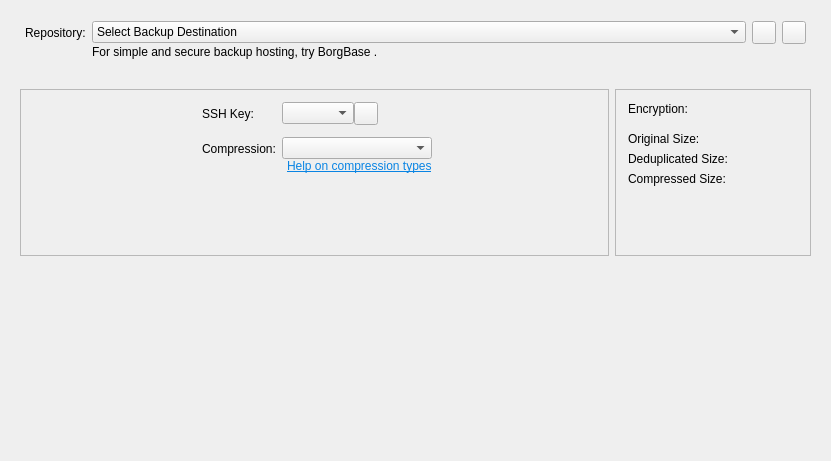
borgbase/vorta, file src/vorta/assets/UI/repotab.ui: the form before one commit.
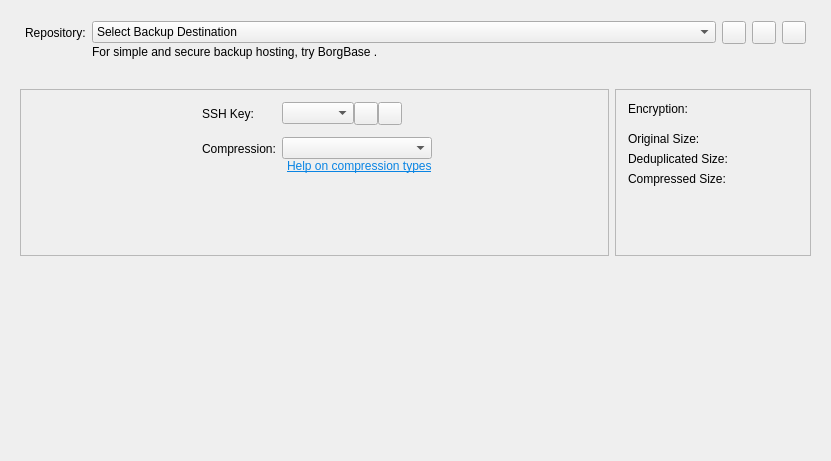
The form after the commit.

Commit message:
Move actions in comboBoxes to buttons.
* src/vorta/assets/UI/repotab.ui : Add `bAddSSHKey` and `bAddRepo`.

* src/vorta/views/repo_tab.py : Move code out of `ssh_select_action` and `repo_select_action` into `add_existing_repo`, `new_repo` and `create_ssh_key`.

* src/vorta/views/repo_tab.py

Patch:
```diff
--- a/src/vorta/assets/UI/repotab.ui
+++ b/src/vorta/assets/UI/repotab.ui
@@ -73,7 +73,7 @@
        </widget>
       </item>
       <item row="0" column="1">
-       <layout class="QGridLayout" name="gridLayout_2" columnstretch="0,0,0" columnminimumwidth="1,0,0">
+       <layout class="QGridLayout" name="gridLayout_2" columnstretch="0,0,0,0" columnminimumwidth="1,0,0,0">
         <property name="leftMargin">
          <number>0</number>
         </property>
@@ -83,6 +83,20 @@
         <property name="verticalSpacing">
          <number>1</number>
         </property>
+        <item row="1" column="0">
+         <widget class="QLabel" name="label_2">
+          <property name="text">
+           <string>&lt;html&gt;&lt;head/&gt;&lt;body&gt;&lt;p&gt;For simple and secure backup hosting, try &lt;a href=&quot;https://www.borgbase.com/?utm_source=vorta&amp;amp;utm_medium=app&quot;&gt;&lt;span style=&quot; text-decoration: underline; color:#0984e3;&quot;&gt;BorgBase&lt;/span&gt;&lt;/a&gt;.&lt;/p&gt;&lt;/body&gt;&lt;/html&gt;</string>
+          </property>
+         </widget>
+        </item>
+        <item row="0" column="3">
+         <widget class="QToolButton" name="copyURLbutton">
+          <property name="toolTip">
+           <string>Copy to clipboard</string>
+          </property>
+         </widget>
+        </item>
         <item row="0" column="0">
          <widget class="QComboBox" name="repoSelector">
           <property name="sizePolicy">
@@ -101,24 +115,20 @@
           </item>
          </widget>
         </item>
-        <item row="1" column="0">
-         <widget class="QLabel" name="label_2">
-          <property name="text">
-           <string>&lt;html&gt;&lt;head/&gt;&lt;body&gt;&lt;p&gt;For simple and secure backup hosting, try &lt;a href=&quot;https://www.borgbase.com/?utm_source=vorta&amp;amp;utm_medium=app&quot;&gt;&lt;span style=&quot; text-decoration: underline; color:#0984e3;&quot;&gt;BorgBase&lt;/span&gt;&lt;/a&gt;.&lt;/p&gt;&lt;/body&gt;&lt;/html&gt;</string>
-          </property>
-         </widget>
-        </item>
-        <item row="0" column="1">
+        <item row="0" column="2">
          <widget class="QToolButton" name="repoRemoveToolbutton">
           <property name="toolTip">
            <string>Unlink repository without deleting it.</string>
           </property>
          </widget>
         </item>
-        <item row="0" column="2">
-         <widget class="QToolButton" name="copyURLbutton">
-          <property name="toolTip">
-           <string>Copy to clipboard</string>
+        <item row="0" column="1">
+         <widget class="QToolButton" name="bAddRepo">
+          <property name="text">
+           <string/>
+          </property>
+          <property name="popupMode">
+           <enum>QToolButton::InstantPopup</enum>
           </property>
          </widget>
         </item>
@@ -206,6 +216,13 @@
              </property>
             </widget>
            </item>
+           <item>
+            <widget class="QToolButton" name="bAddSSHKey">
+             <property name="text">
+              <string/>
+             </property>
+            </widget>
+           </item>
            <item>
             <widget class="QToolButton" name="sshKeyToClipboardButton">
              <property name="toolTip">
```
The commit also changes 2 other files.
